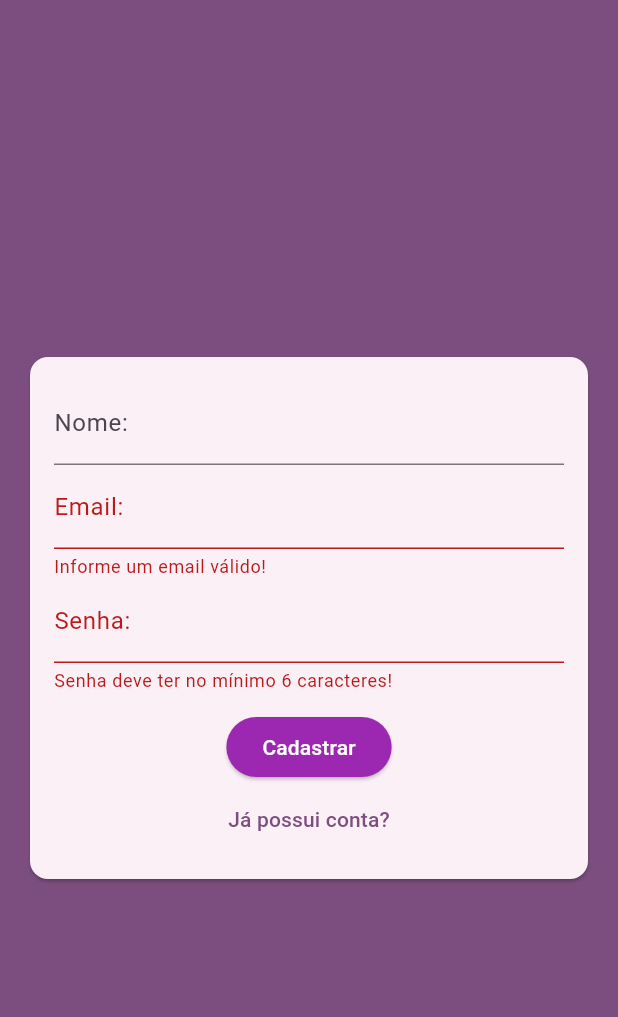
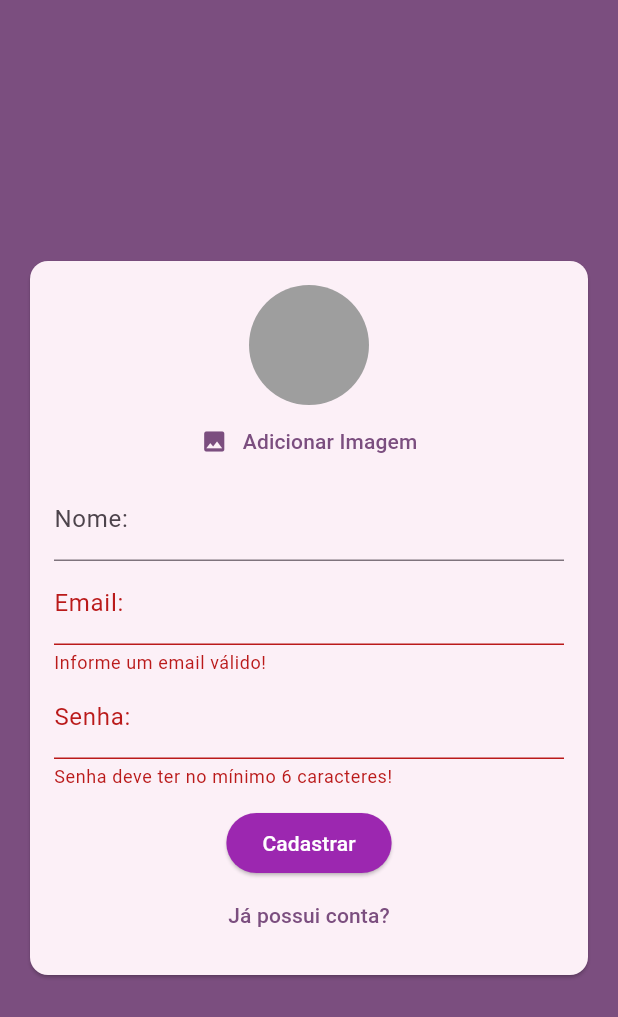
Before and after one commit to EuRafaelaSantos/chat_flutter, a Flutter app: the screen it shows after launch, after a tap on "Entrar", after a tap on "Criar Conta", on a phone screen of 412 x 824 dp. Shown: the top 1017 px of the screen. Run offline on Flutter 3.47's test engine with Material 3 defaults, Android fonts, the phone set to English and light mode, and no system bars; our stand-ins replace image_picker.

Commit message:
componente Imagem do usuário

```diff
--- a/lib/components/auth_form.dart
+++ b/lib/components/auth_form.dart
@@ -1,3 +1,6 @@
+import 'dart:io';
+
+import 'package:chat/components/user_image_picker.dart';
 import 'package:chat/models/auth_form_data.dart';
 import 'package:flutter/material.dart';
 import 'package:flutter/widgets.dart';
@@ -15,9 +18,24 @@ class _AuthFormState extends State<AuthForm> {
   final _formKey = GlobalKey<FormState>();
   final _formData = AuthFormData();
 
+  void _handleImagePick(File image) {
+    _formData.image = image;
+  }
+
+  void _showError(String msg) {
+    ScaffoldMessenger.of(context).showSnackBar(SnackBar(
+      content: Text(msg),
+      backgroundColor: Colors.red,
+    ));
+  }
+
   void _submit() {
     final isValed = _formKey.currentState?.validate() ?? false;
     if (!isValed) return;
+
+    if (_formData.image == null && _formData.isSignup) {
+      return _showError('Imagem não selecionada');
+    }
 
     widget.onSubmit(_formData);
   }
@@ -32,6 +50,10 @@ class _AuthFormState extends State<AuthForm> {
             key: _formKey,
             child: Column(
               children: [
+                if (_formData.isSignup)
+                  UserImagePicker(
+                    onImagePick: _handleImagePick,
+                  ),
                 if (_formData.isSignup)
                   TextFormField(
                       key: ValueKey('nome'),
--- /dev/null
+++ b/lib/components/user_image_picker.dart
@@ -0,0 +1,61 @@
+import 'dart:io';
+
+import 'package:flutter/material.dart';
+import 'package:image_picker/image_picker.dart';
+
+class UserImagePicker extends StatefulWidget {
+  final void Function(File image) onImagePick;
+
+  const UserImagePicker({super.key, required this.onImagePick});
+
+  @override
+  State<UserImagePicker> createState() => _UserImagePickerState();
+}
+
+class _UserImagePickerState extends State<UserImagePicker> {
+  File? _image;
+
+  Future<void> _pickerImage() async {
+    final picker = ImagePicker();
+    final pickedImage = await picker.pickImage(
+      source: ImageSource.gallery,
+      imageQuality: 50,
+      maxWidth: 150,
+    );
+
+    if (pickedImage != null) {
+      setState(() {
+        _image = File(pickedImage.path);
+      });
+
+      widget.onImagePick(_image!);
+    }
+  }
+
+  @override
+  Widget build(BuildContext context) {
+    return Column(
+      children: [
+        CircleAvatar(
+          radius: 40,
+          backgroundColor: Colors.grey,
+          backgroundImage: _image != null ? FileImage(_image!) : null,
+        ),
+        TextButton(
+          onPressed: _pickerImage,
+          child: Row(
+            mainAxisAlignment: MainAxisAlignment.center,
+            children: [
+              Icon(
+                Icons.image,
+                color: Theme.of(context).primaryColor,
+              ),
+              SizedBox(width: 10),
+              Text('Adicionar Imagem'),
+            ],
+          ),
+        )
+      ],
+    );
+  }
+}
```
